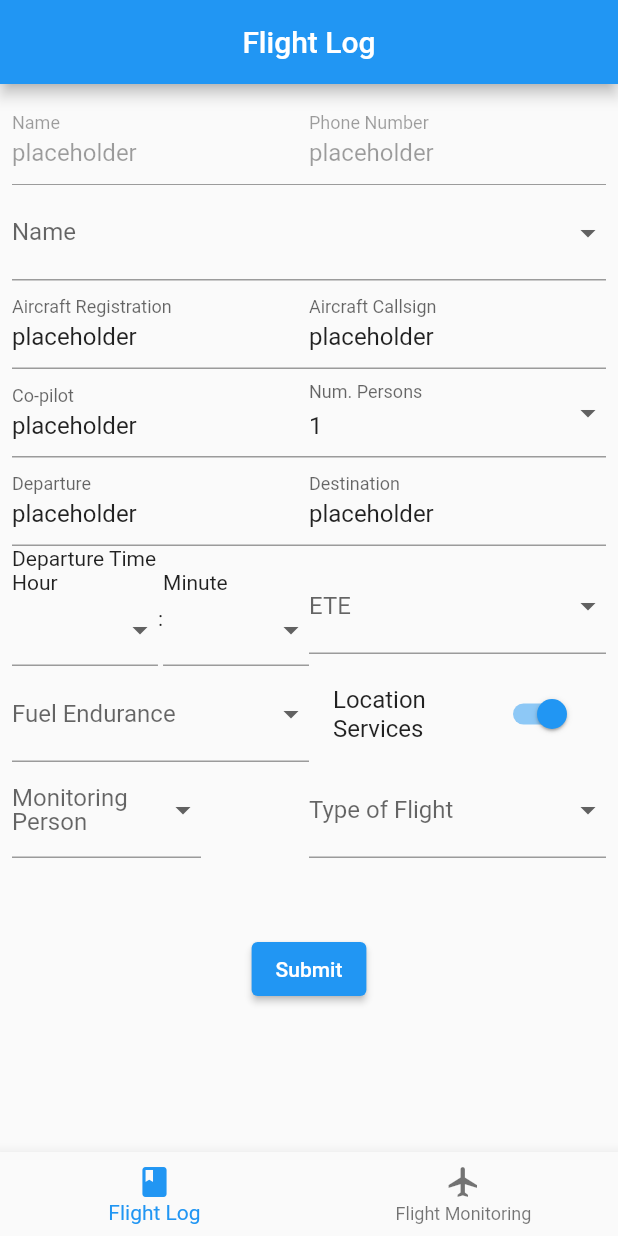
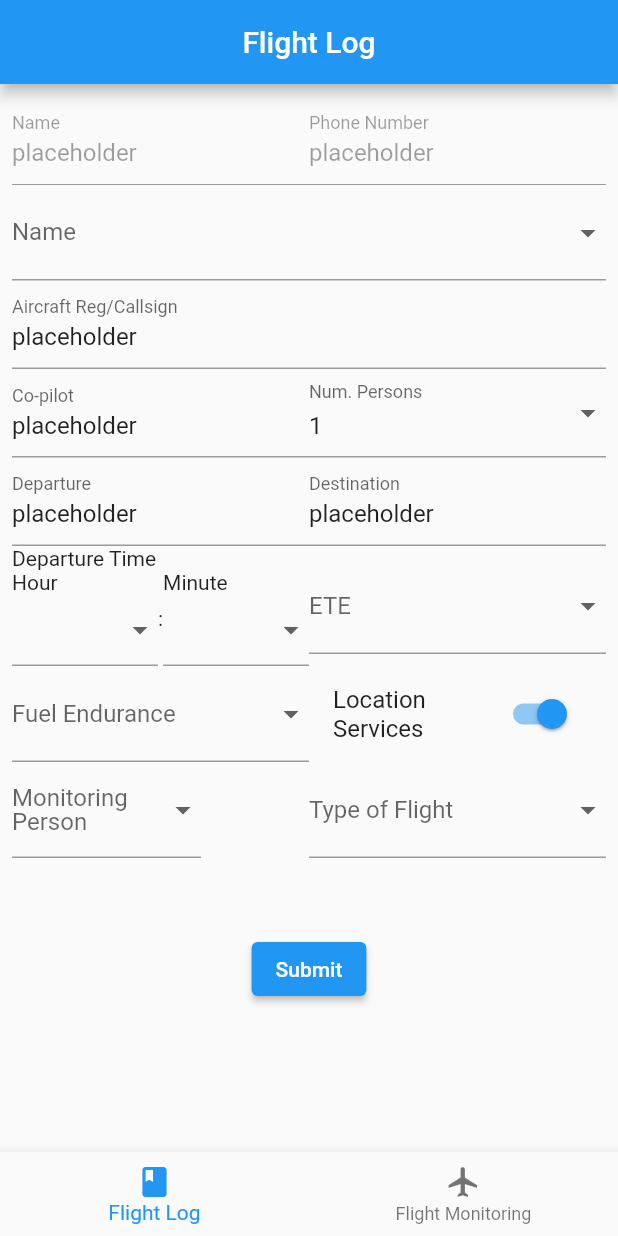
Before and after one commit to Duckmaster/FlightFollower, a Flutter app: the screen it shows after launch, on a phone screen of 412 x 824 dp. Run offline on Flutter 3.47's test engine with Material 2 defaults, Android fonts, the phone set to English and light mode, and no system bars; our stand-ins replace cloud_firestore, firebase_core; accounts and stored records are empty.

Commit message:
Merged aircraft reg + callsign into one, renamed to aircraftIdent

```diff
--- a/lib/main.dart
+++ b/lib/main.dart
@@ -146,8 +146,7 @@ class FlightLogFormState extends State<FlightLogForm> {
   String? name;
   String? phoneNo;
   String orgDropDownValue = orgList.first;
-  String? aircraftReg;
-  String? aircraftCallsign;
+  String? aircraftIdent;
   String? copilotName;
   int? numPersons;
   String? departure;
@@ -183,8 +182,7 @@ class FlightLogFormState extends State<FlightLogForm> {
       final flightDetails = <String, dynamic>{
         "user": "test",
         "organisation": orgDropDownValue,
-        "aircraft_reg": aircraftReg,
-        "aircraft_call": aircraftCallsign,
+        "aircraft_ident": aircraftIdent,
         "copilot": copilotName,
         "num_persons": numPersons,
         "departure": departure,
@@ -317,12 +315,9 @@ class FlightLogFormState extends State<FlightLogForm> {
               // Reg and callsign fields
               Row(
                 children: [
-                  createInputField("Aircraft Registration",
-                      callback: (String? value) => {aircraftReg = value},
+                  createInputField("Aircraft Reg/Callsign",
+                      callback: (String? value) => {aircraftIdent = value},
                       setEnabled: !formSubmitted),
-                  createInputField("Aircraft Callsign",
-                      callback: (String? value) => {aircraftCallsign = value},
-                      setEnabled: !formSubmitted)
                 ],
               ),
               // Copilot and num. persons fields
```
